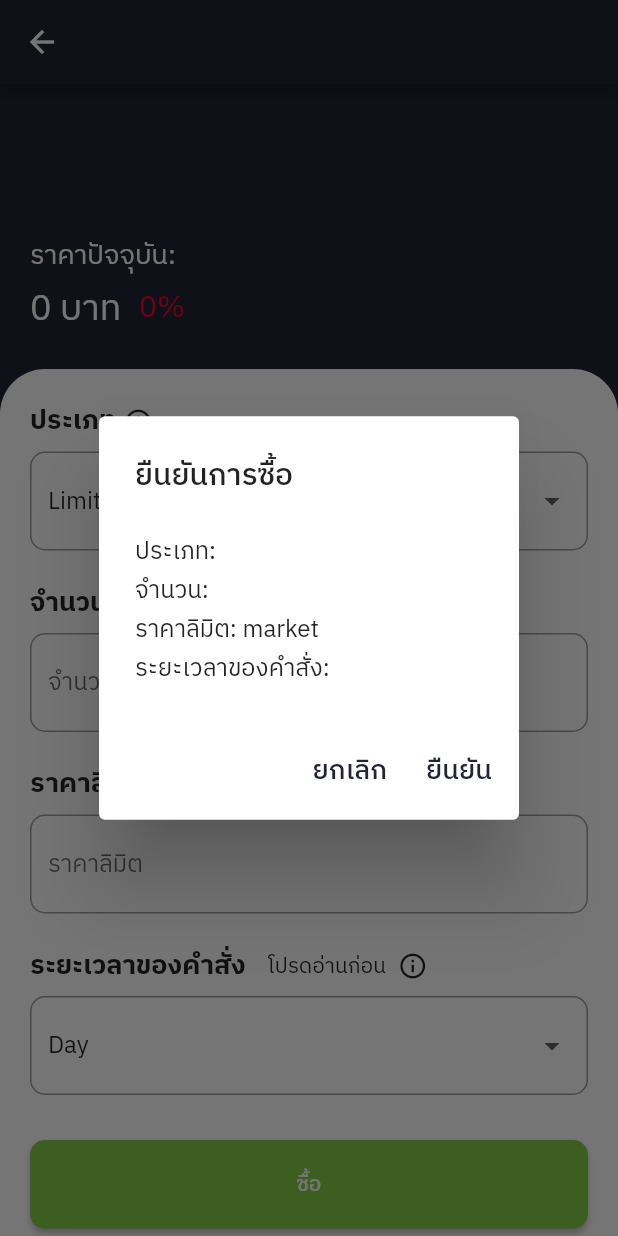
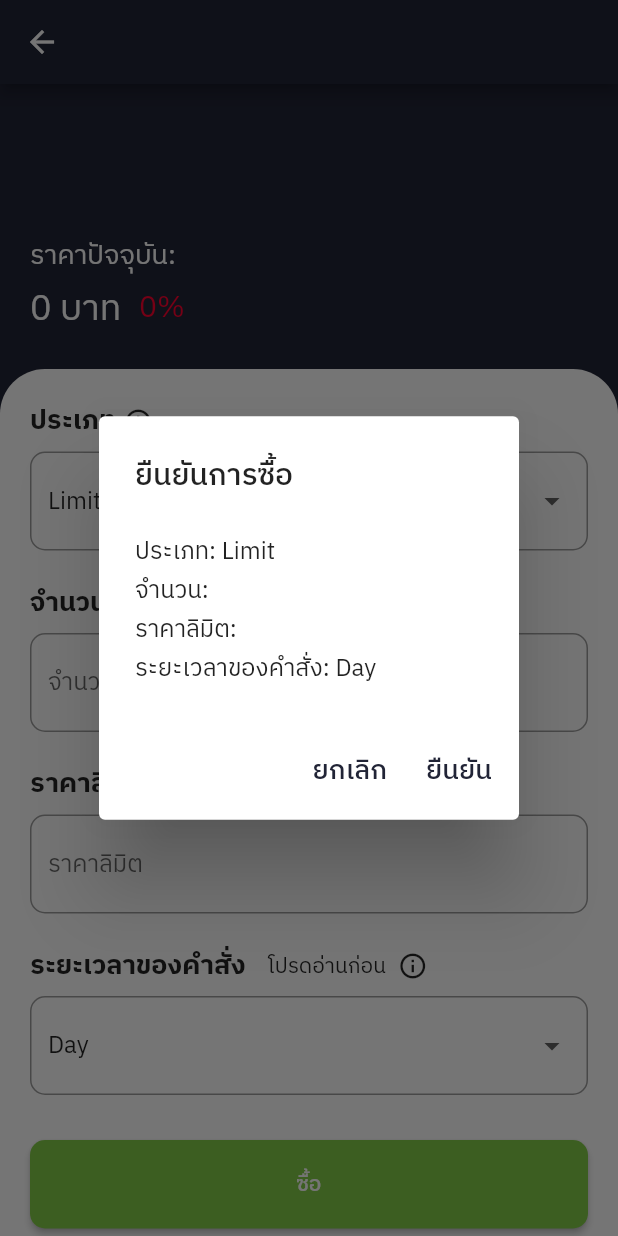
Before and after one commit to darkfat123/Walltrade, a Flutter app: the AssetTHDetailsScreen screen opened directly with empty values, after a tap on "ซื้อ", on a phone screen of 412 x 824 dp. Run offline on Flutter 3.47's test engine with Material 2 defaults, Android fonts, the phone set to English and light mode, and no system bars; our stand-ins replace animated_toggle_switch, carousel_slider, dots_indicator, file_picker, firebase_auth, firebase_core and 9 more; missing offline and left inert: syncfusion_flutter_treemap; accounts and stored records are empty; network calls fail; project files that could hold a hidden picture were left out.

Commit message:
fix assetTHDetailpage bugs and autotrade

```diff
--- a/Walltrade/lib/pages/FirebaseAuth/login_page.dart
+++ b/Walltrade/lib/pages/FirebaseAuth/login_page.dart
@@ -40,7 +40,7 @@ class _LoginPageState extends State<LoginPage> {
           child: Column(
             mainAxisAlignment: MainAxisAlignment.spaceEvenly,
             children: [
-              Lottie.asset('assets/lottie/loginLottie.json', height: 350),
+              //Lottie.asset('assets/lottie/loginLottie.json', height: 350),
               Container(
                 height: MediaQuery.of(context).size.height,
                 padding: EdgeInsets.all(30),
--- a/Walltrade/lib/pages/FirebaseAuth/register_page.dart
+++ b/Walltrade/lib/pages/FirebaseAuth/register_page.dart
@@ -86,7 +86,7 @@ class _RegisterPageState extends State<RegisterPage> {
           child: Column(
             mainAxisAlignment: MainAxisAlignment.spaceEvenly,
             children: [
-              Lottie.asset('assets/lottie/registerLottie.json', height: 380),
+              //Lottie.asset('assets/lottie/registerLottie.json', height: 380),
               Container(
                 decoration: BoxDecoration(
                     color: Colors.white,
--- a/Walltrade/lib/pages/thAssetDetail.dart
+++ b/Walltrade/lib/pages/thAssetDetail.dart
@@ -547,16 +547,16 @@ class _AssetTHDetailsScreenState extends State<AssetTHDetailsScreen> {
                                   crossAxisAlignment: CrossAxisAlignment.start,
                                   children: [
                                     Text(
-                                      "ประเภท: ",
+                                      "ประเภท: ${selectedType}",
                                     ),
                                     Text(
-                                      "จำนวน: ",
+                                      "จำนวน: ${qtyController.text}",
                                     ),
                                     Text(
-                                      "ราคาลิมิต: market",
+                                      "ราคาลิมิต: ${selectedType == "Market" ? "Market" : "${limitPriceController.text}"}",
                                     ),
                                     Text(
-                                      "ระยะเวลาของคำสั่ง:",
+                                      "ระยะเวลาของคำสั่ง: ${selectedValidate}",
                                     ),
                                   ],
                                 ),
@@ -615,16 +615,16 @@ class _AssetTHDetailsScreenState extends State<AssetTHDetailsScreen> {
                                   crossAxisAlignment: CrossAxisAlignment.start,
                                   children: [
                                     Text(
-                                      "ประเภท: ",
+                                      "ประเภท: ขาย",
                                     ),
                                     Text(
-                                      "จำนวน: ",
+                                      "จำนวน: ${qtyController.text}",
                                     ),
                                     Text(
-                                      "ราคาลิมิต: market",
+                                      "ราคาลิมิต: ${selectedValidate == "Market" ? "Market" : "${limitPriceController.text}"}",
                                     ),
                                     Text(
-                                      "ระยะเวลาของคำสั่ง:",
+                                      "ระยะเวลาของคำสั่ง: ${selectedValidate}",
                                     ),
                                   ],
                                 ),
--- a/Walltrade/lib/variables/serverURL.dart
+++ b/Walltrade/lib/variables/serverURL.dart
@@ -1,3 +1,3 @@
 class Constants {
-  static const String serverUrl = 'https://b27d-110-171-29-109.ngrok-free.app';
+  static const String serverUrl = 'http://192.168.1.37:5000';
 }
--- a/Walltrade/pubspec.yaml
+++ b/Walltrade/pubspec.yaml
@@ -61,6 +61,8 @@ dependencies:
   top_snackbar_flutter: ^3.1.0
   file_picker: ^5.5.0
   firebase_storage: ^11.2.7
+  provider: ^6.0.5
+
 
 dev_dependencies:
   flutter_test:
```
Also changed, not shown: Walltrade/lib/pages/TradePageBuy.dart (+5 -5 lines), Walltrade/lib/pages/TradePageSell.dart (+5 -5 lines), Walltrade/pubspec.lock, 1 other file.
